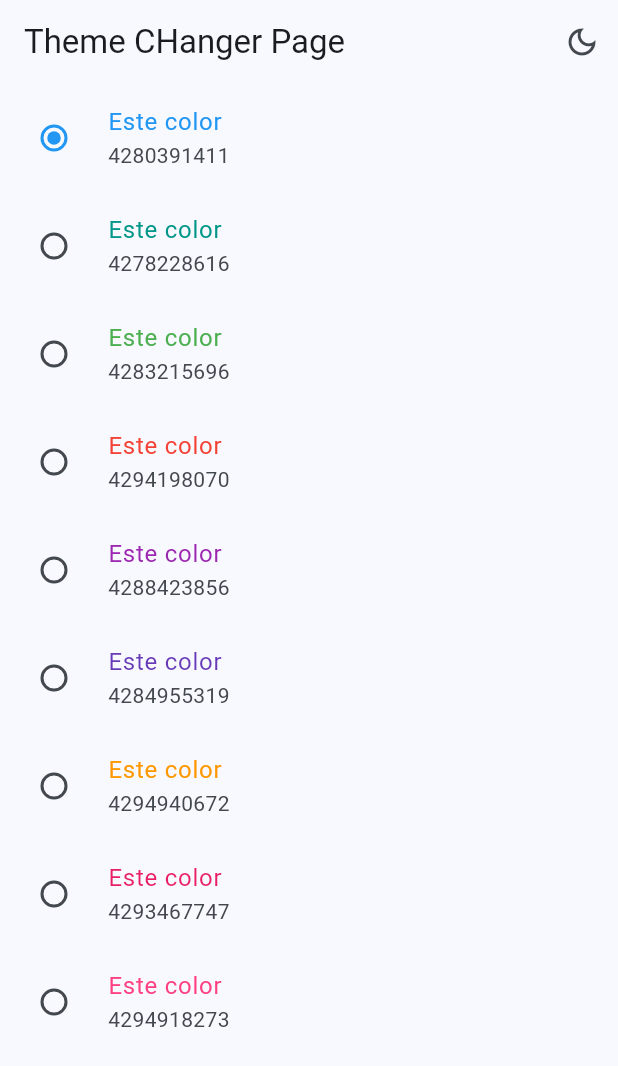
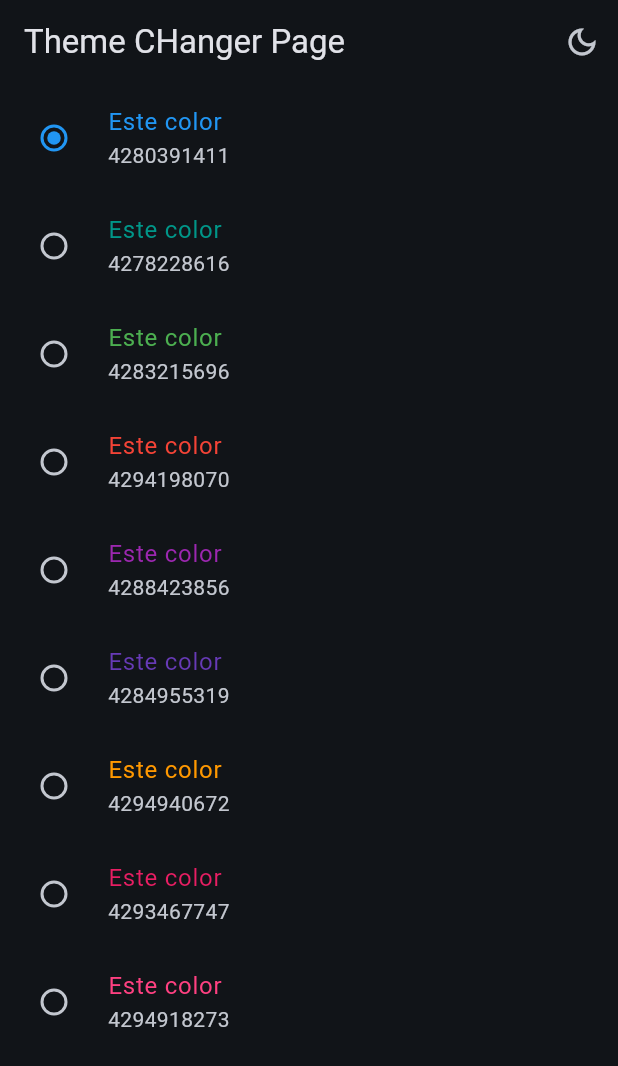
Before and after one commit to gilvancosta/Flutter-Practical-Applications, a Flutter app: the ThemeChangerPage screen opened by its route, after a tap on the "light mode" icon, on a phone screen of 412 x 824 dp. Shown: the top 1066 px of the screen. Run offline on Flutter 3.47's test engine with Material 3 defaults, Android fonts, the phone set to English and light mode, and no system bars; our stand-ins replace animate_do, flutter_riverpod, go_router, riverpod_annotation; generated files the repository leaves out were written again; network calls fail.

Commit message:
StateNotifierProvider

```diff
--- a/lib/src/ui/pages/riverpod/theme_changer/theme_changer_page.dart
+++ b/lib/src/ui/pages/riverpod/theme_changer/theme_changer_page.dart
@@ -11,7 +11,7 @@ class ThemeChangerPage extends ConsumerWidget {
 
   @override
   Widget build(BuildContext context, ref) {
-    final isDarkMode = ref.watch(isDarkModeProvider2);
+    final isDarkMode = ref.watch(themeNotifierProvider).isDarkmode;
 
     return Scaffold(
       appBar: AppBar(
@@ -23,10 +23,8 @@ class ThemeChangerPage extends ConsumerWidget {
                 : Icons.light_mode_outlined),
             onPressed: () {
               print('isDarkMode: $isDarkMode');
-
-              ref.read(isDarkModeProvider2.notifier).update((state) => !state);
-
-              // ref.read(isDarkModeProvider.notifier).update((state) => !state);
+              //ref.read(isDarkModeProvider2.notifier).update((state) => !state);
+              ref.read(themeNotifierProvider.notifier).toggleDarkmode();
             },
           ),
         ],
--- a/lib/src/ui/pages/riverpod/theme_changer/widgets/theme_changer_widget.dart
+++ b/lib/src/ui/pages/riverpod/theme_changer/widgets/theme_changer_widget.dart
@@ -9,8 +9,8 @@ class ThemeChangerView extends ConsumerWidget {
   @override
   Widget build(BuildContext context, ref) {
     final List<Color> colors = ref.watch(colorListProvider);
-    // final int selectedColor = ref.watch( themeNotifierProvider ).selectedColor;
-    final int selectedColor = ref.watch(selectedColorProvider);
+    //  final int selectedColor = ref.watch(selectedColorProvider);
+    final int selectedColor = ref.watch(themeNotifierProvider).selectedColor;
 
     return ListView.builder(
       itemCount: colors.length,
@@ -24,9 +24,8 @@ class ThemeChangerView extends ConsumerWidget {
           value: index,
           groupValue: selectedColor,
           onChanged: (value) {
-            ref.read(selectedColorProvider.notifier).state = index;
-            //  ref.watch( themeNotifierProvider.notifier )
-            //    .changeColorIndex(index);
+            //  ref.read(selectedColorProvider.notifier).state = index;
+            ref.watch(themeNotifierProvider.notifier).changeColorIndex(index);
           },
         );
       },
```
Also changed, not shown: lib/src/core/theme/app_theme.dart (+6 -17 lines).
